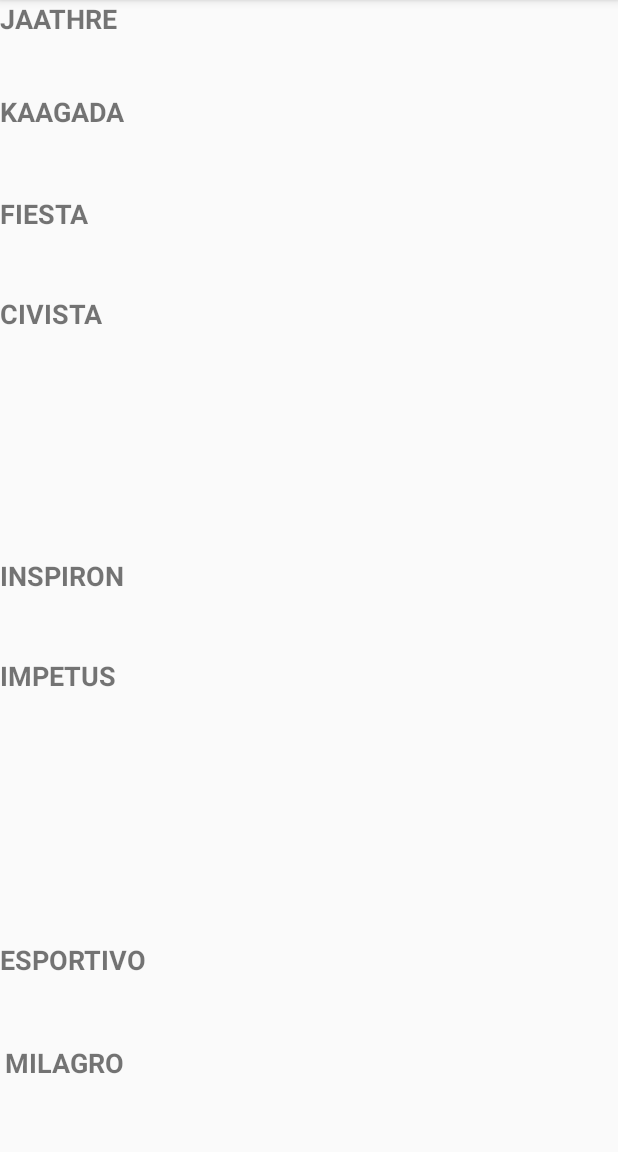
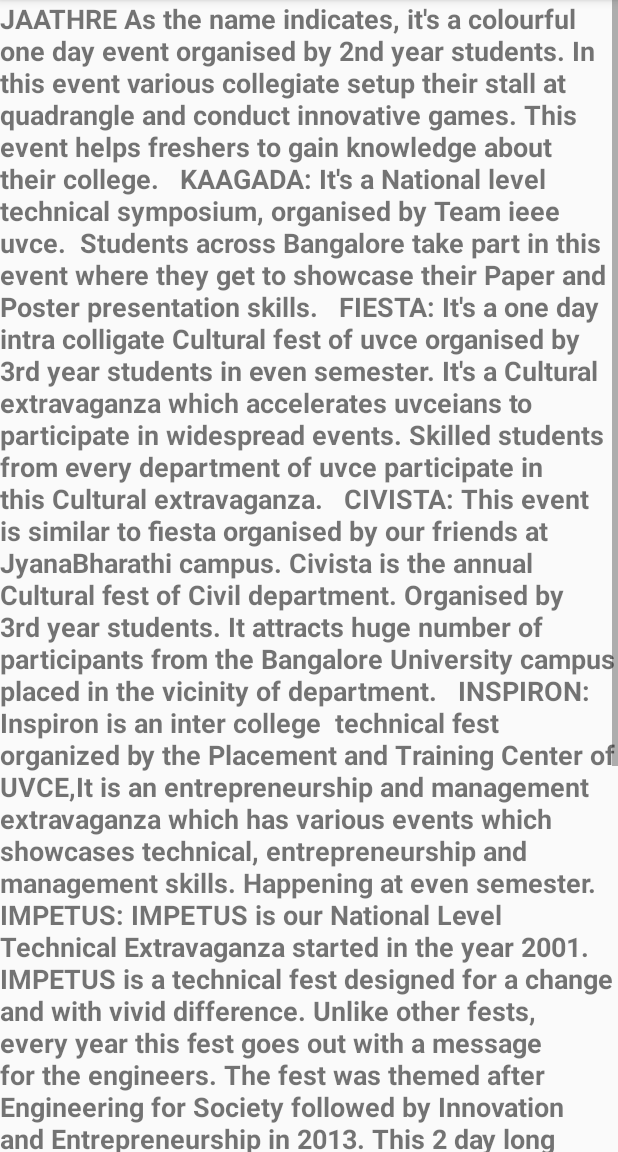
Before and after one commit to venki-bellu/UVCEConnectRetake, an Android app: the fests screen opened directly, with no data from a screen before it, on a phone screen of 412 x 824 dp, the part 84-1236 px from its top. Run offline under Robolectric (Android 15) with nearby library versions, the phone set to English and light mode, and no system bars.

Commit message:
fests content added

```diff
--- a/app/src/main/res/layout/activity_fests.xml
+++ b/app/src/main/res/layout/activity_fests.xml
@@ -1,4 +1,9 @@
 <?xml version="1.0" encoding="utf-8"?>
+<ScrollView   xmlns:android="http://schemas.android.com/apk/res/android"
+    xmlns:app="http://schemas.android.com/apk/res-auto"
+    xmlns:tools="http://schemas.android.com/tools"
+    android:layout_width="match_parent"
+    android:layout_height="match_parent">
 <RelativeLayout xmlns:android="http://schemas.android.com/apk/res/android"
     xmlns:app="http://schemas.android.com/apk/res-auto"
     xmlns:tools="http://schemas.android.com/tools"
@@ -9,95 +14,49 @@
     <TextView
         android:layout_width="wrap_content"
         android:layout_height="wrap_content"
-        android:text="JAATHRE"
+        android:text="JAATHRE
+As the name indicates, it's a colourful one day event organised by 2nd year students. In this event various collegiate setup their stall at quadrangle and conduct innovative games. This event helps freshers to gain knowledge about their college.
+
+
+KAAGADA:
+It's a National level technical symposium, organised by Team ieee uvce.  Students across Bangalore take part in this event where they get to showcase their Paper and Poster presentation skills.
+
+
+FIESTA:
+It's a one day intra colligate Cultural fest of uvce organised by 3rd year students in even semester. It's a Cultural extravaganza which accelerates uvceians to participate in widespread events. Skilled students from every department of uvce participate in this Cultural extravaganza.
+
+
+CIVISTA:
+This event is similar to fiesta organised by our friends at JyanaBharathi campus. Civista is the annual Cultural fest of Civil department. Organised by 3rd year students. It attracts huge number of participants from the Bangalore University campus placed in the vicinity of department.
+
+
+INSPIRON:
+Inspiron is an inter college  technical fest organized by the Placement and Training Center of UVCE,It is an entrepreneurship and management extravaganza which has various events which showcases technical, entrepreneurship and management skills. Happening at even semester.
+
+
+IMPETUS:
+IMPETUS is our National Level Technical Extravaganza started in the year 2001. IMPETUS is a technical fest designed for a change and with vivid difference. Unlike other fests, every year this fest goes out with a message for the engineers. The fest was themed after Engineering for Society followed by Innovation and Entrepreneurship in 2013. This 2 day long fest has always had a diverse participation from all over the country. Over the years IMPETUS has emerged to be one of Bangalore's top technical fests
+
+
+ESPORTIVO:
+Sports has a high caliber in uvce. The craze setup for football and cricket is everlasting in the century old college. Esportivo is a week long event organised by sports geeks to uphold the sportsmanship sprit among various teams across Bangalore.
+
+
+MILAGRO:
+MILAGRO is the biggest cultural festival in UVCE organised by final year students which is carried in the duration of a week . With the history of two decades, it forms a platform where every individual in college comes together to create a difference. It upholds the pride of UVCE. It has always been dealt with grandeur and festivity. Participants throughout Karnataka are attracted to this 2 day event. PS:- Rain adds up to the charm of milagro every time."
         android:textSize="18sp"
         android:textStyle="bold"
         tools:layout_editor_absoluteY="7dp"
         tools:layout_editor_absoluteX="0dp"
-        android:id="@+id/textView12" />
-    <TextView
-        android:layout_width="wrap_content"
-        android:layout_height="wrap_content"
-        android:text="KAAGADA"
-        android:textSize="18sp"
-        android:textStyle="bold"
-        tools:layout_editor_absoluteY="56dp"
-        tools:layout_editor_absoluteX="0dp"
-        android:id="@+id/textView10"
-        android:layout_marginTop="37dp"
-        android:layout_below="@+id/textView12"
-        android:layout_alignEnd="@+id/textView9"
+        android:id="@+id/textView12"
+        android:layout_alignParentTop="true"
         android:layout_alignParentStart="true" />
-    <TextView
-        android:layout_width="wrap_content"
-        android:layout_height="wrap_content"
-        android:text="FIESTA"
-        android:textSize="18sp"
-        android:textStyle="bold"
-        tools:layout_editor_absoluteY="111dp"
-        tools:layout_editor_absoluteX="0dp"
-        android:layout_marginTop="43dp"
-        android:layout_below="@+id/textView10"
-        android:layout_alignParentStart="true"
-        android:id="@+id/textView14" />
-    <TextView
-        android:layout_width="wrap_content"
-        android:layout_height="wrap_content"
-        android:text="CIVISTA"
-        android:textSize="18sp"
-        android:textStyle="bold"
-        tools:layout_editor_absoluteY="167dp"
-        tools:layout_editor_absoluteX="0dp"
-        android:id="@+id/textView13"
-        android:layout_below="@+id/textView14"
-        android:layout_alignParentStart="true"
-        android:layout_marginTop="42dp" />
-    <TextView
-        android:layout_width="wrap_content"
-        android:layout_height="wrap_content"
-        android:text="INSPIRON"
-        android:textSize="18sp"
-        android:textStyle="bold"
-        tools:layout_editor_absoluteY="232dp"
-        tools:layout_editor_absoluteX="0dp"
-        android:id="@+id/textView11"
-        android:layout_centerVertical="true"
-        android:layout_alignParentStart="true" />
-    <TextView
-        android:layout_width="wrap_content"
-        android:layout_height="wrap_content"
-        android:text="IMPETUS"
-        android:textSize="18sp"
-        android:textStyle="bold"
-        tools:layout_editor_absoluteY="293dp"
-        tools:layout_editor_absoluteX="0dp"
-        android:id="@+id/textView6"
-        android:layout_below="@+id/textView11"
-        android:layout_alignParentStart="true"
-        android:layout_marginTop="42dp" />
-    <TextView
-        android:layout_width="wrap_content"
-        android:layout_height="wrap_content"
-        android:text="ESPORTIVO"
-        android:textSize="18sp"
-        android:textStyle="bold"
-        tools:layout_editor_absoluteY="351dp"
-        tools:layout_editor_absoluteX="0dp"
-        android:id="@+id/textView9"
-        android:layout_above="@+id/textView7"
-        android:layout_alignParentStart="true"
-        android:layout_marginBottom="44dp" />
-    <TextView
-        android:layout_width="wrap_content"
-        android:layout_height="wrap_content"
-        android:text="MILAGRO"
-        android:textSize="18sp"
-        android:textStyle="bold"
-        tools:layout_editor_absoluteY="406dp"
-        tools:layout_editor_absoluteX="0dp"
-        android:layout_marginBottom="47dp"
-        android:id="@+id/textView7"
-        android:layout_alignParentBottom="true"
-        android:layout_alignEnd="@+id/textView11" />
+
+
+
+
+
+
 
 </RelativeLayout>
+</ScrollView>
```
